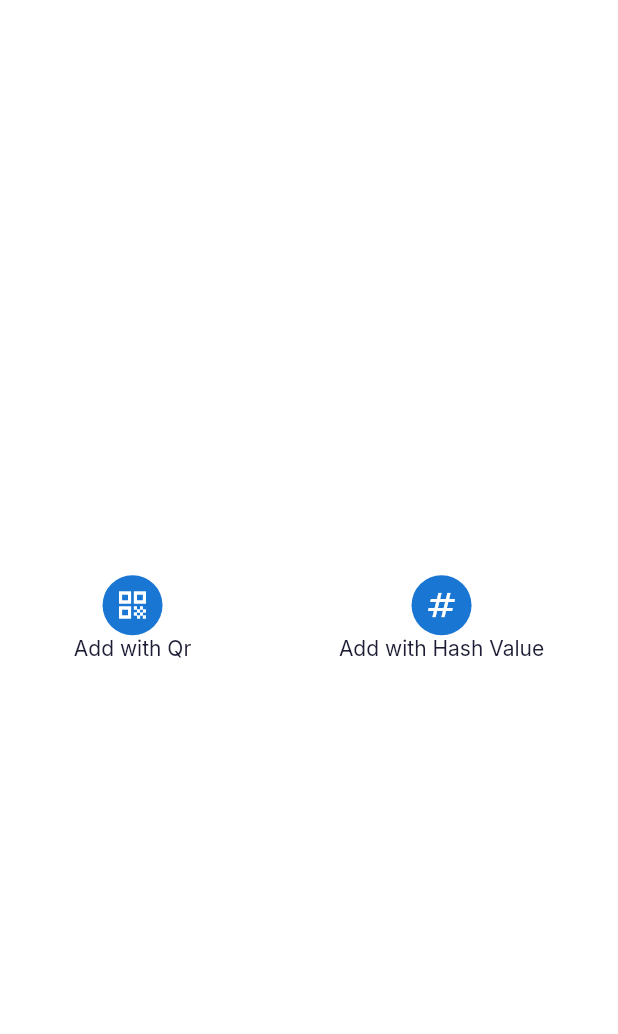
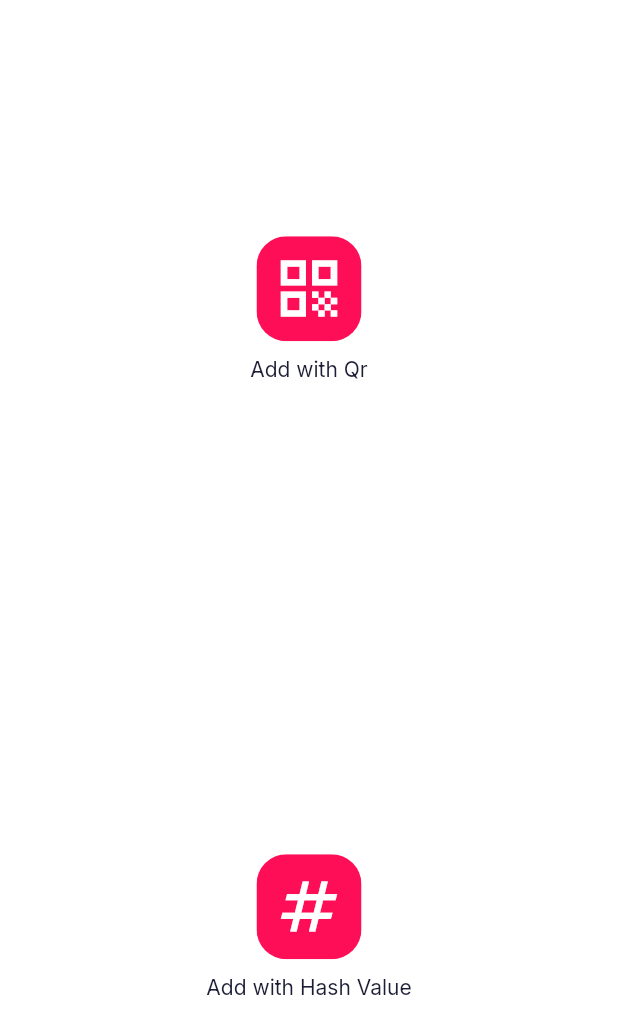
Before and after one commit to barisozcelikay/chatchain, a Flutter app: the AddFriendPage screen opened by its route, on a phone screen of 412 x 824 dp. Shown: the top 1034 px of the screen. Run offline on Flutter 3.47's test engine with Material 2 defaults, Android fonts, the phone set to English and light mode, and no system bars; our stand-ins replace google_fonts, qr_flutter; network calls fail.

Commit message:
qr added

```diff
--- a/lib/Screens/addFriend_page.dart
+++ b/lib/Screens/addFriend_page.dart
@@ -11,23 +11,44 @@ class AddFriendPage extends StatelessWidget {
     return Scaffold(
       body: Center(
           child: Container(
-        child: Row(
+        child: Column(
           mainAxisAlignment: MainAxisAlignment.spaceAround,
           children: [
             Column(
-              mainAxisAlignment: MainAxisAlignment.center,
+              mainAxisAlignment: MainAxisAlignment.spaceAround,
+              crossAxisAlignment: CrossAxisAlignment.center,
               children: [
-                CircleAvatar(
-                  child: Icon(Icons.qr_code),
+                ClipRRect(
+                  borderRadius: BorderRadius.circular(20.0), //or 15.0
+                  child: Container(
+                    height: 70.0,
+                    width: 70.0,
+                    color: Color(0xffFF0E58),
+                    child: Icon(Icons.qr_code, color: Colors.white, size: 50.0),
+                  ),
+                ),
+                SizedBox(
+                  height: 10,
                 ),
                 Text("Add with Qr"),
               ],
             ),
             Column(
-              mainAxisAlignment: MainAxisAlignment.center,
+              mainAxisAlignment: MainAxisAlignment.spaceAround,
+              crossAxisAlignment: CrossAxisAlignment.center,
               children: [
-                CircleAvatar(
-                  child: Icon(Icons.numbers),
+                ClipRRect(
+                  borderRadius: BorderRadius.circular(20.0), //or 15.0
+                  child: Container(
+                    height: 70.0,
+                    width: 70.0,
+                    color: Color(0xffFF0E58),
+                    child: Icon(Icons.numbers_sharp,
+                        color: Colors.white, size: 50.0),
+                  ),
+                ),
+                SizedBox(
+                  height: 10,
                 ),
                 Text("Add with Hash Value"),
               ],
--- a/lib/Screens/chat_home_page.dart
+++ b/lib/Screens/chat_home_page.dart
@@ -58,7 +58,7 @@ class _ChatHomePageState extends State<ChatHomePage> {
           Expanded(
             child: Container(
                 child: ListView.builder(
-                    itemCount: 5,
+                    itemCount: 10,
                     itemBuilder: (BuildContext context, int index) => ChatCard(
                         press: () => Navigator.push(
                             context,
--- a/lib/Widgets/customBottomNavBar.dart
+++ b/lib/Widgets/customBottomNavBar.dart
@@ -36,11 +36,14 @@ class CustomBottomNavBar extends StatelessWidget {
           ),
           NavigationDestination(
             selectedIcon: CircleAvatar(
+              radius: 15,
               backgroundImage: NetworkImage(
-                  "https://upload.wikimedia.org/wikipedia/commons/thumb/a/a8/Ataturk1930s.jpg/220px-Ataturk1930s.jpg"),
+                "https://upload.wikimedia.org/wikipedia/commons/thumb/a/a8/Ataturk1930s.jpg/220px-Ataturk1930s.jpg",
+              ),
             ),
             label: "Profile", // TODO Profile iconda olur.
             icon: CircleAvatar(
+              radius: 15,
               backgroundImage: NetworkImage(
                   "https://upload.wikimedia.org/wikipedia/commons/thumb/a/a8/Ataturk1930s.jpg/220px-Ataturk1930s.jpg"),
             ),
--- a/lib/constants.dart
+++ b/lib/constants.dart
@@ -5,7 +5,7 @@ const Color lightColor = Colors.white;
 
 final appBarTheme = AppBarTheme(centerTitle: false, elevation: 0);
 
-const kPrimaryColor = Color(0xFF0B0B45);
+const kPrimaryColor = Color.fromARGB(255, 222, 0, 0);
 const kSecondaryColor = Color(0xFFFE9901);
 const kContentColorLightTheme = Color(0xFF1D1D35);
 const kContentColorDarkTheme = Color(0xFFF5FCF9);
--- a/lib/main.dart
+++ b/lib/main.dart
@@ -2,6 +2,7 @@
 
 import 'package:chatchain/Screens/addFriend_page.dart';
 import 'package:chatchain/Screens/messages_page.dart';
+import 'package:chatchain/Screens/profile_qr_page.dart';
 import 'package:chatchain/theme.dart';
 import 'Screens/home_page.dart';
 import 'Screens/profile_page.dart';
@@ -24,7 +25,8 @@ class ChatChain extends StatelessWidget {
       routes: {
         HomePage.id: (context) => HomePage(),
         MessagesPage.id: (context) => MessagesPage(),
-        AddFriendPage.id: (context) => AddFriendPage()
+        AddFriendPage.id: (context) => AddFriendPage(),
+        ProfileQrPage.id: (context) => ProfileQrPage()
       },
     );
   }
--- a/pubspec.yaml
+++ b/pubspec.yaml
@@ -19,6 +19,7 @@ dependencies:
   #qr_code_scanner: ^0.7.0
   #flutter_web3: ^2.1.9
   cupertino_icons: ^1.0.2
+  qr_flutter: ^4.0.0
 
 dev_dependencies:
   flutter_test:
```
Also changed, not shown: lib/Screens/profile_page.dart (+24 -0 lines), lib/Screens/profile_qr_page.dart (added, +23 -0 lines), pubspec.lock, 3 other files.
